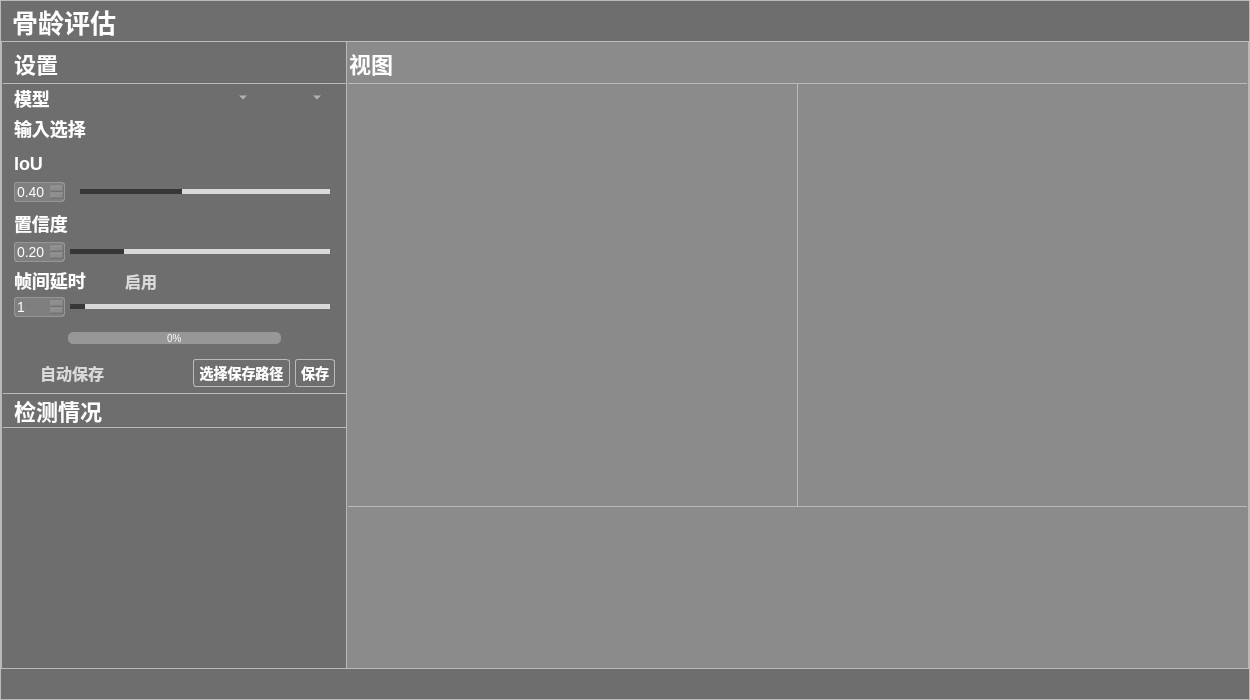
2023YuJun/boneage_pyqt5, file mainUI/mainUI.ui: the form before one commit.
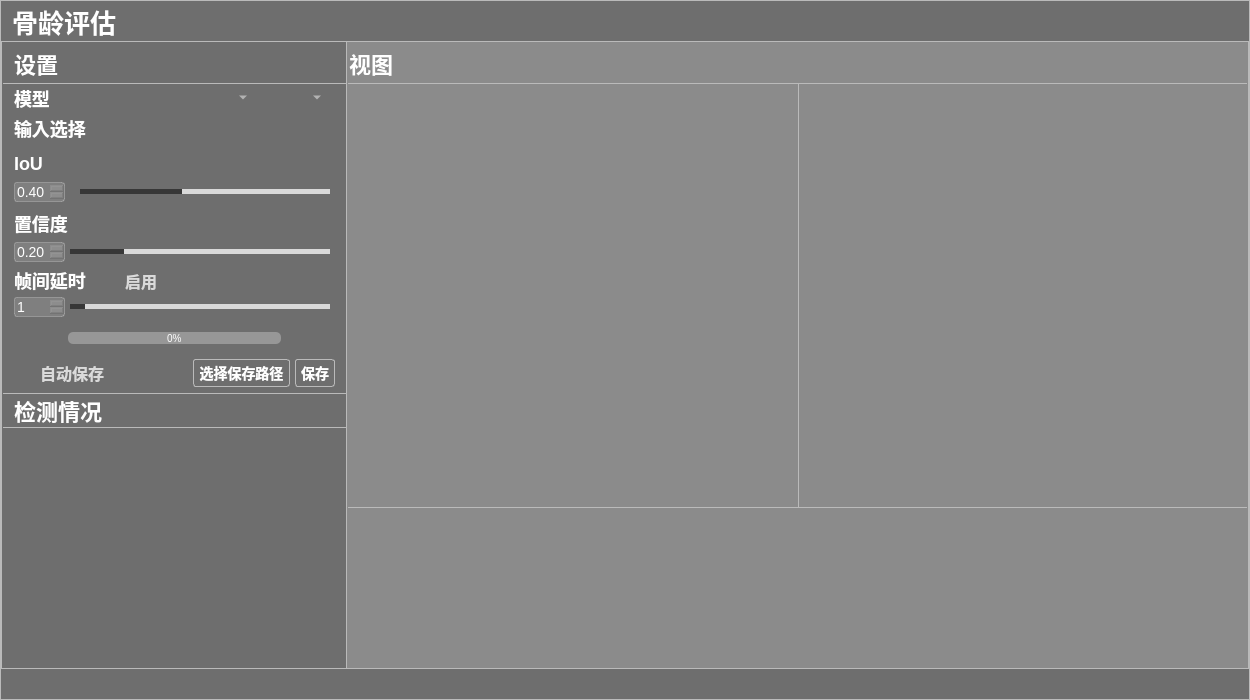
The form after the commit. Icons and pictures are not drawn.

What changed in the file:
```diff
--- a/mainUI/mainUI.ui
+++ b/mainUI/mainUI.ui
@@ -1389,7 +1389,7 @@
             <property name="title">
              <string/>
             </property>
-            <layout class="QVBoxLayout" name="verticalLayout_5">
+            <layout class="QVBoxLayout" name="verticalLayout_2">
              <property name="spacing">
               <number>0</number>
              </property>
@@ -1410,7 +1410,7 @@
                <property name="minimumSize">
                 <size>
                  <width>0</width>
-                 <height>40</height>
+                 <height>41</height>
                 </size>
                </property>
                <property name="maximumSize">
@@ -1420,8 +1420,12 @@
                 </size>
                </property>
                <property name="styleSheet">
-                <string notr="true">background-color: rgba(200, 200, 200,0);
-border:none;</string>
+                <string notr="true">#groupBox_7{
+background-color:#8b8b8b;
+border:none;
+border-bottom:1px solid #bababa;
+border-radius:0px;
+}</string>
                </property>
                <property name="title">
                 <string/>
@@ -1469,52 +1473,29 @@
               </widget>
              </item>
              <item>
-              <widget class="QGroupBox" name="groupBox_8">
+              <widget class="QSplitter" name="splitter">
                <property name="styleSheet">
-                <string notr="true">background-color: rgba(200, 200, 200,0);
-border-left:none;
-border-right:none;</string>
+                <string notr="true">QSplitter::handle {
+    background-color: rgba(200, 200, 200, 0);
+    border: none;
+	border-radius:0px;
+	width: 1px;
+}
+
+
+QSplitter::handle:horizontal {
+    border-left:1px solid #bababa; 
+}</string>
                </property>
-               <property name="title">
-                <string/>
+               <property name="orientation">
+                <enum>Qt::Horizontal</enum>
                </property>
-               <layout class="QHBoxLayout" name="horizontalLayout_5">
-                <property name="spacing">
+               <widget class="QLabel" name="label_previous">
+                <property name="indent">
                  <number>0</number>
                 </property>
-                <property name="leftMargin">
-                 <number>0</number>
-                </property>
-                <property name="topMargin">
-                 <number>0</number>
-                </property>
-                <property name="rightMargin">
-                 <number>0</number>
-                </property>
-                <property name="bottomMargin">
-                 <number>0</number>
-                </property>
-                <item>
-                 <widget class="QLabel" name="label_previous">
-                  <property name="styleSheet">
-                   <string notr="true">border-right:1px solid #bababa;</string>
-                  </property>
-                  <property name="text">
-                   <string/>
-                  </property>
-                 </widget>
-                </item>
-                <item>
-                 <widget class="QLabel" name="label_current">
-                  <property name="styleSheet">
-                   <string notr="true"/>
-                  </property>
-                  <property name="text">
-                   <string/>
-                  </property>
-                 </widget>
-                </item>
-               </layout>
+               </widget>
+               <widget class="QLabel" name="label_current"/>
               </widget>
              </item>
              <item>
@@ -1526,8 +1507,13 @@
                 </size>
                </property>
                <property name="styleSheet">
-                <string notr="true">background-color: rgba(200, 200, 200,0);
-border:none;</string>
+                <string notr="true">#groupBox_9{
+background-color: rgba(200, 200, 200,0);
+border:none
+;border-top:1px solid #bababa;
+border-radius:0px;
+}
+</string>
                </property>
                <property name="title">
                 <string/>
@@ -1549,7 +1535,12 @@
                  <number>10</number>
                 </property>
                 <item>
-                 <widget class="QTextEdit" name="textEdit"/>
+                 <widget class="QTextEdit" name="textEdit">
+                  <property name="styleSheet">
+                   <string notr="true">background-color: rgba(200, 200, 200,0);
+border:none;</string>
+                  </property>
+                 </widget>
                 </item>
                </layout>
               </widget>
```
